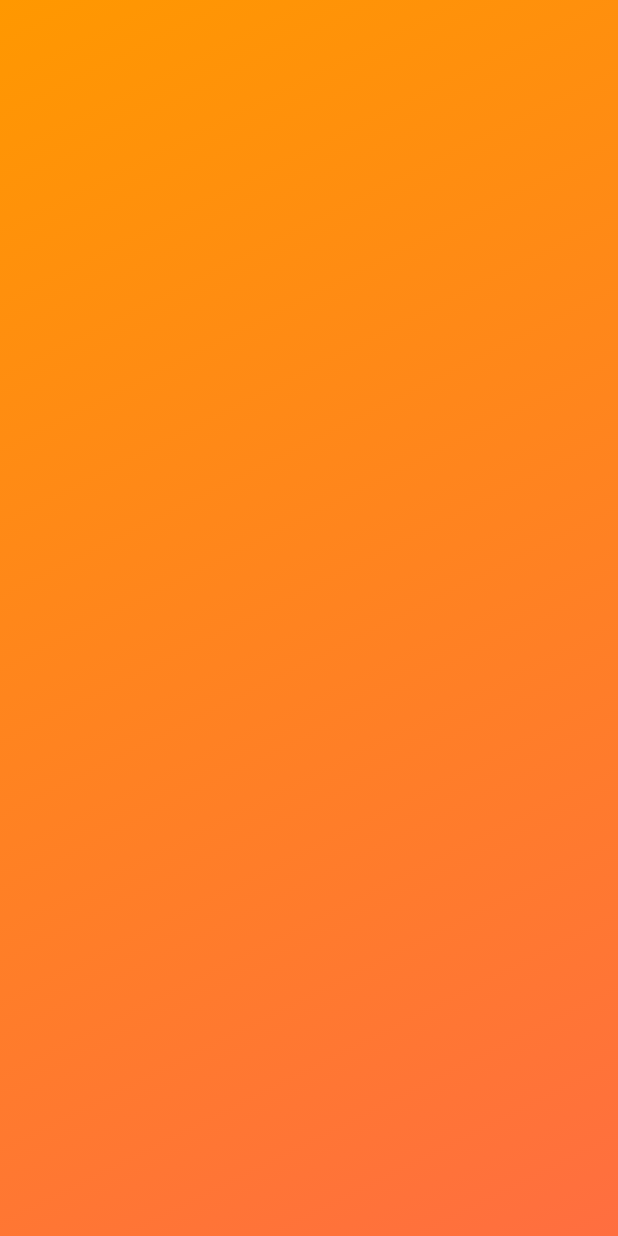
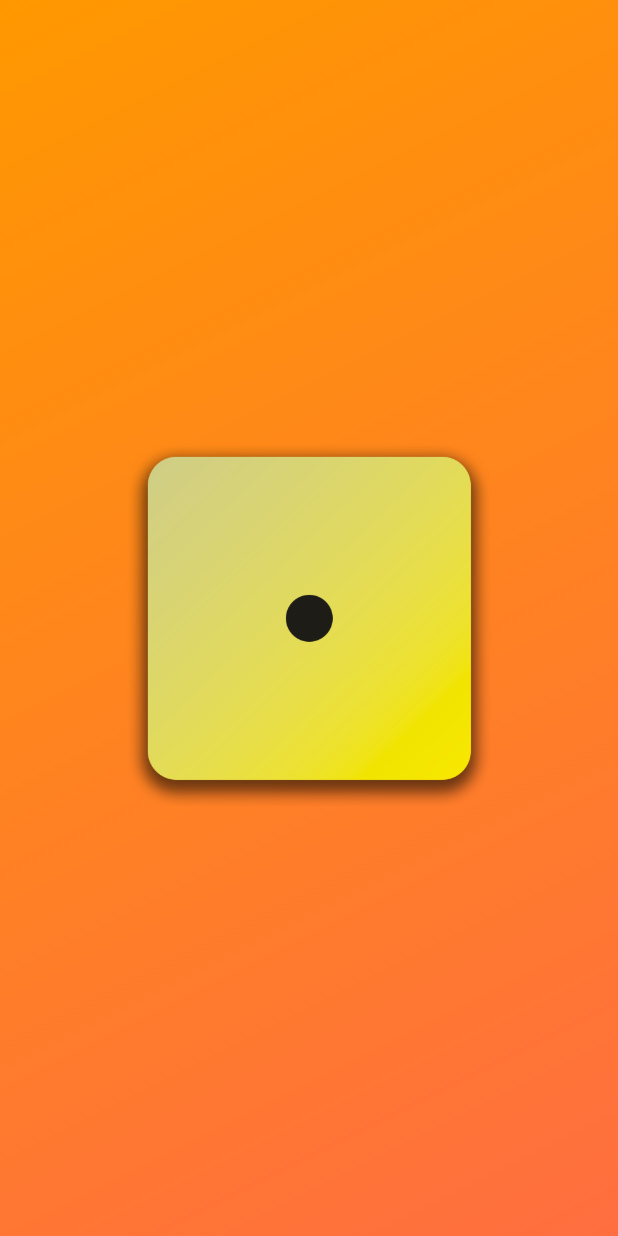
Before and after one commit to a7madDelea/Dice_Roller, a Flutter app: the screen it shows after launch, on a phone screen of 412 x 824 dp. Run offline on Flutter 3.47's test engine with Material 3 defaults, Android fonts, the phone set to English and light mode, and no system bars.

Commit message:
Dice Roller Dice images are added to the images folder and displayed in the app.

```diff
--- /dev/null
+++ b/lib/dice_roller.dart
@@ -0,0 +1,20 @@
+import 'package:flutter/material.dart';
+
+class DiceRoller extends StatelessWidget {
+  const DiceRoller({
+    super.key,
+  });
+
+  @override
+  Widget build(BuildContext context) {
+    return Column(
+      mainAxisSize: MainAxisSize.min,
+      children: [
+        Image.asset(
+          'images/dice-1.png',
+          width: 250,
+        ),
+      ],
+    );
+  }
+}
--- a/lib/gradient_container.dart
+++ b/lib/gradient_container.dart
@@ -1,4 +1,6 @@
 import 'package:flutter/material.dart';
+
+import 'dice_roller.dart';
 
 class GradientContainer extends StatelessWidget {
   const GradientContainer(
@@ -20,6 +22,9 @@ class GradientContainer extends StatelessWidget {
           end: Alignment.bottomRight,
         ),
       ),
+      child: const Center(
+        child: DiceRoller(),
+      ),
     );
   }
 }
--- a/pubspec.yaml
+++ b/pubspec.yaml
@@ -59,8 +59,8 @@ flutter:
   uses-material-design: true
 
   # To add assets to your application, add an assets section, like this:
-  # assets:
-  #   - images/a_dot_burr.jpeg
+  assets:
+    - images/
   #   - images/a_dot_ham.jpeg
 
   # An image asset can refer to one or more resolution-specific "variants", see
```
Also changed, not shown: images/dice-1.png (added), images/dice-2.png (added), images/dice-3.png (added), images/dice-4.png (added), images/dice-5.png (added), images/dice-6.png (added).
